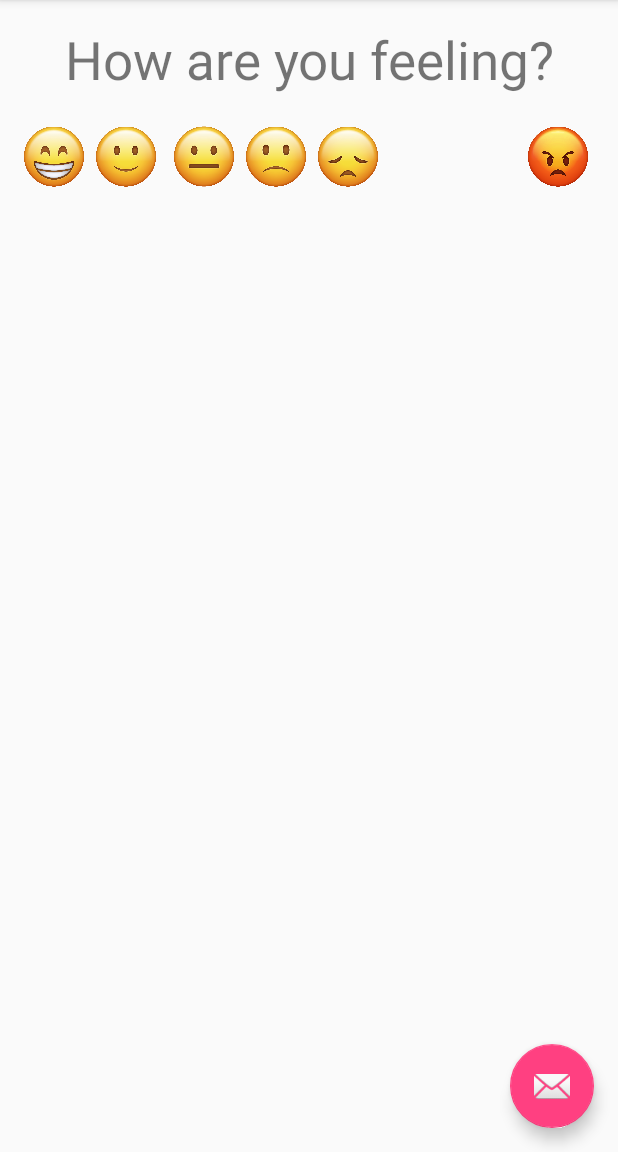
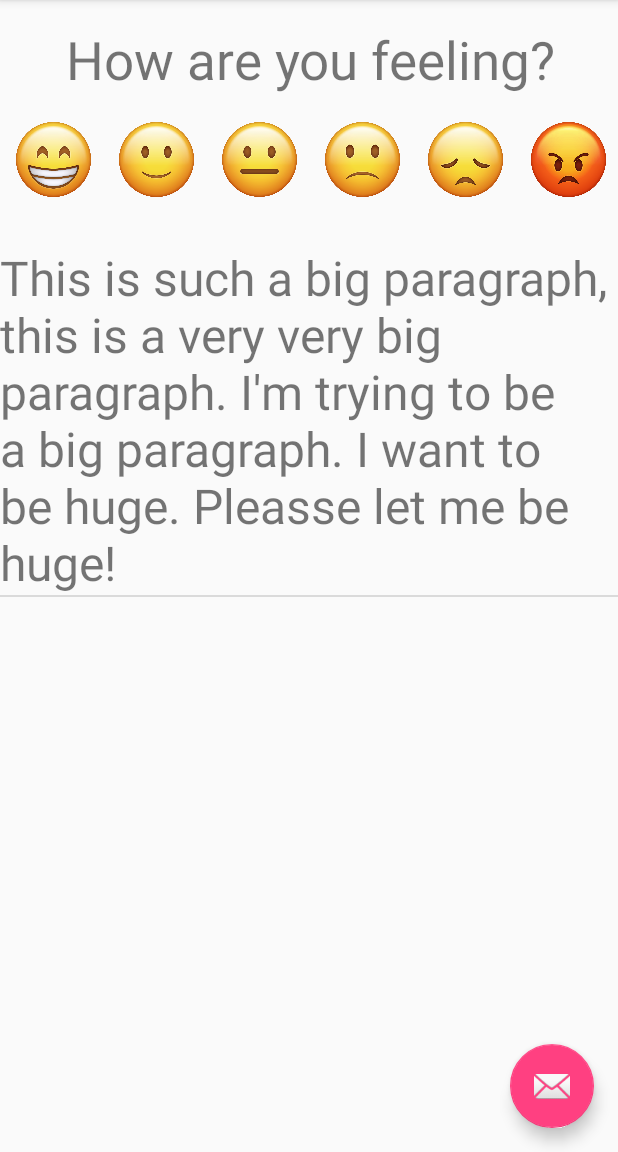
Before and after one commit to bannavarapu/FeelGood, an Android app: the screen it shows after launch (MainActivity), on a phone screen of 412 x 824 dp, the part 84-1236 px from its top. Run offline under Robolectric (Android 15) with nearby library versions, the light colour scheme and no system bars; our stand-ins replace Firebase (no records; nobody signed in at launch, a user with empty details on screens opened directly); libraries missing offline, so code that uses them is left out: com.firebase.ui; 1 statement that could not run was skipped.

Commit message:
Changed the Dashboard. Need to modify onBindViewHolder

```diff
--- a/app/src/main/java/com/example/anudeepthi/feelgood/FactsAdapter.java
+++ b/app/src/main/java/com/example/anudeepthi/feelgood/FactsAdapter.java
@@ -36,11 +36,14 @@ public class FactsAdapter extends RecyclerView.Adapter<FactsAdapter.FactsViewHol
     @Override
     public void onBindViewHolder(@NonNull FactsAdapter.FactsViewHolder holder, int position) {
 
+        String fact = "This is such a big paragraph, this is a very very big paragraph. I'm trying to be a big paragraph. I want to be huge. Pleasse let me be huge!";
+
+        holder.fact.setText(fact);
     }
 
     @Override
     public int getItemCount() {
-        return 0;
+        return 1;
     }
 
     class FactsViewHolder extends RecyclerView.ViewHolder{
--- a/app/src/main/res/layout/content_main.xml
+++ b/app/src/main/res/layout/content_main.xml
@@ -11,79 +11,75 @@
     <TextView
         android:id="@+id/feeling_query"
         android:layout_width="wrap_content"
-        android:layout_height="wrap_content"
+        android:layout_height="45dp"
         android:layout_marginEnd="8dp"
         android:layout_marginStart="8dp"
         android:layout_marginTop="16dp"
         android:text="How are you feeling?"
         android:textSize="35sp"
         app:layout_constraintEnd_toEndOf="parent"
+        app:layout_constraintHorizontal_bias="0.511"
         app:layout_constraintStart_toStartOf="parent"
         app:layout_constraintTop_toTopOf="parent" />
 
+    <LinearLayout
+        android:id="@+id/images"
+        android:layout_width="wrap_content"
+        android:layout_height="wrap_content"
+        android:layout_marginEnd="8dp"
+        android:layout_marginStart="8dp"
+        android:layout_marginTop="20dp"
+        app:layout_constraintEnd_toEndOf="parent"
+        app:layout_constraintHorizontal_bias="0.43"
+        app:layout_constraintStart_toStartOf="parent"
+        app:layout_constraintTop_toBottomOf="@+id/feeling_query">
+
         <ImageView
             android:id="@+id/excited"
-        android:layout_width="40dp"
+            android:layout_width="0dp"
             android:layout_height="50dp"
-        android:layout_marginStart="16dp"
-        android:layout_marginTop="16dp"
-        android:src="@drawable/excited"
-        app:layout_constraintStart_toStartOf="parent"
-        app:layout_constraintTop_toBottomOf="@+id/feeling_query"
-        android:onClick="excited"/>
+            android:baselineAligned="false"
+            android:layout_weight="1"
+            android:onClick="excited"
+            android:src="@drawable/excited" />
 
         <ImageView
             android:id="@+id/happy"
-        android:layout_width="40dp"
+            android:layout_width="0dp"
             android:layout_height="50dp"
-        android:layout_marginLeft="8dp"
-        android:layout_marginTop="16dp"
+            android:layout_weight="1"
             android:onClick="happy"
-        android:src="@drawable/happy"
-        app:layout_constraintLeft_toRightOf="@id/excited"
-        app:layout_constraintTop_toBottomOf="@+id/feeling_query" />
+            android:src="@drawable/happy" />
 
         <ImageView
             android:id="@+id/dont_know"
-        android:layout_width="40dp"
+            android:layout_width="0dp"
             android:layout_height="50dp"
-        android:layout_marginLeft="12dp"
-        android:layout_marginTop="16dp"
-        android:src="@drawable/dont_know"
-        app:layout_constraintLeft_toRightOf="@id/happy"
-        app:layout_constraintTop_toBottomOf="@+id/feeling_query" />
+            android:layout_weight="1"
+            android:src="@drawable/dont_know" />
 
         <ImageView
             android:id="@+id/sad"
-        android:layout_width="40dp"
+            android:layout_width="0dp"
             android:layout_height="50dp"
-        android:layout_marginLeft="8dp"
-        android:layout_marginTop="16dp"
-        android:src="@drawable/sad"
-        app:layout_constraintLeft_toRightOf="@id/dont_know"
-        app:layout_constraintTop_toBottomOf="@+id/feeling_query" />
+            android:layout_weight="1"
+            android:src="@drawable/sad" />
 
         <ImageView
             android:id="@+id/very_sad"
-        android:layout_width="40dp"
+            android:layout_width="0dp"
             android:layout_height="50dp"
-        android:layout_marginLeft="8dp"
-        android:layout_marginTop="16dp"
-        android:src="@drawable/very_sad"
-        app:layout_constraintLeft_toRightOf="@id/sad"
-        app:layout_constraintTop_toBottomOf="@+id/feeling_query" />
+            android:layout_weight="1"
+            android:src="@drawable/very_sad" />
 
         <ImageView
             android:id="@+id/very_angry"
-        android:layout_width="40dp"
+            android:layout_width="0dp"
             android:layout_height="50dp"
-        android:layout_marginEnd="20dp"
-        android:layout_marginLeft="28dp"
-        android:layout_marginTop="16dp"
-        android:src="@drawable/very_angry"
-        app:layout_constraintEnd_toEndOf="parent"
-        app:layout_constraintLeft_toRightOf="@id/very_sad"
-        app:layout_constraintTop_toBottomOf="@+id/feeling_query" />
+            android:layout_weight="1"
+            android:src="@drawable/very_angry" />
+
+    </LinearLayout>
 
 
     <android.support.v7.widget.RecyclerView
@@ -91,7 +87,7 @@
         android:layout_width="wrap_content"
         android:layout_height="wrap_content"
         android:layout_marginTop="32dp"
-        app:layout_constraintTop_toBottomOf="@id/excited">
+        app:layout_constraintTop_toBottomOf="@+id/images">
 
     </android.support.v7.widget.RecyclerView>
 
--- a/app/src/main/res/layout/facts_rv.xml
+++ b/app/src/main/res/layout/facts_rv.xml
@@ -8,6 +8,7 @@
         android:layout_width="wrap_content"
         android:layout_height="wrap_content"
         android:id="@+id/main_fact"
+        android:textSize="32sp"
         android:text="Something"/>
 
     <View
```
Lines whose indentation alone changed are shown as unchanged.
